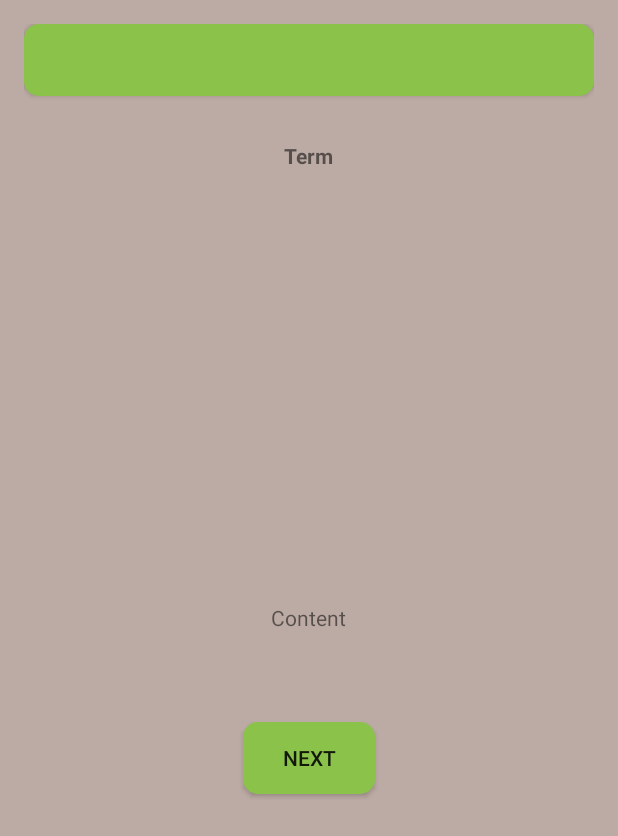
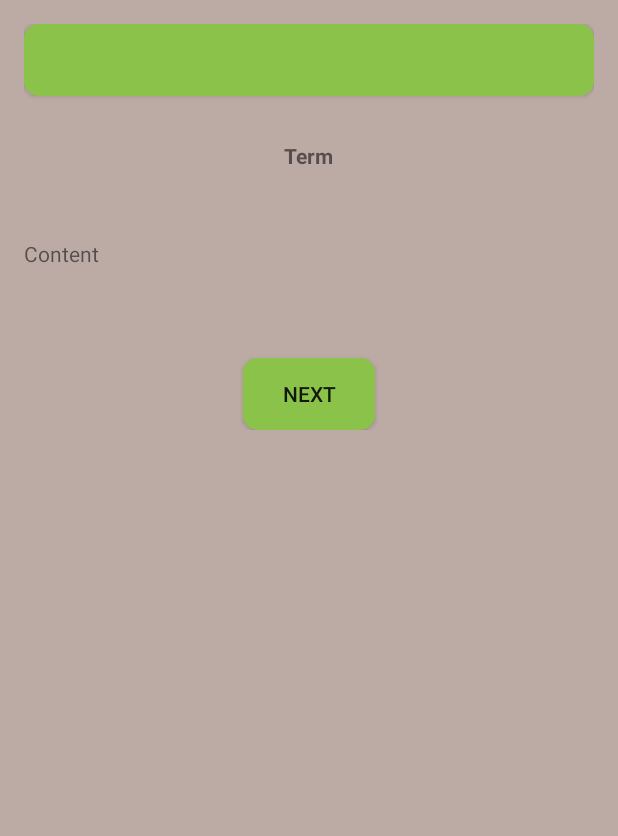
Before and after one commit to keckmi/LearnStuffApp, an Android app: the UncoverActivity screen opened directly, with no data from a screen before it, after a tap on "AUFDECKEN", on a phone screen of 412 x 824 dp. Shown: the top 836 px of the screen. Run offline under Robolectric (Android 15) with nearby library versions, the phone set to English and light mode, and no system bars; 5 statements that could not run were skipped.

Commit message:
Add files via upload

```diff
--- a/app/src/main/res/layout/activity_term.xml
+++ b/app/src/main/res/layout/activity_term.xml
@@ -61,7 +61,6 @@
                 android:layout_marginBottom="30dp"
                 android:text="Content" />
 
-
         </LinearLayout>
     </ScrollView>
 
--- a/app/src/main/res/layout/activity_uncover.xml
+++ b/app/src/main/res/layout/activity_uncover.xml
@@ -34,6 +34,18 @@
         android:background="@drawable/btn_bg1"
         android:text="Aufdecken" />
 
+    <ScrollView
+        android:id="@+id/scrollView"
+        android:layout_width="match_parent"
+        android:layout_height="wrap_content"
+        android:layout_below="@id/txtTerm"
+        android:layout_marginTop="16dp">
+
+        <LinearLayout
+            android:layout_width="match_parent"
+            android:layout_height="wrap_content"
+            android:orientation="vertical" >
+
             <TextView
                 android:id="@+id/txtContent"
                 android:layout_marginBottom="30dp"
@@ -48,12 +60,13 @@
                 android:layout_width="wrap_content"
                 android:layout_height="wrap_content"
                 android:layout_below="@id/txtContent"
-        android:layout_centerInParent="true"
+                android:layout_gravity="center_horizontal"
                 android:layout_marginTop="30dp"
                 android:background="@drawable/btn_bg1"
                 android:text="Next" />
 
-
+        </LinearLayout>
+    </ScrollView>
 
 
 </RelativeLayout>
```
Lines whose indentation alone changed are shown as unchanged.
